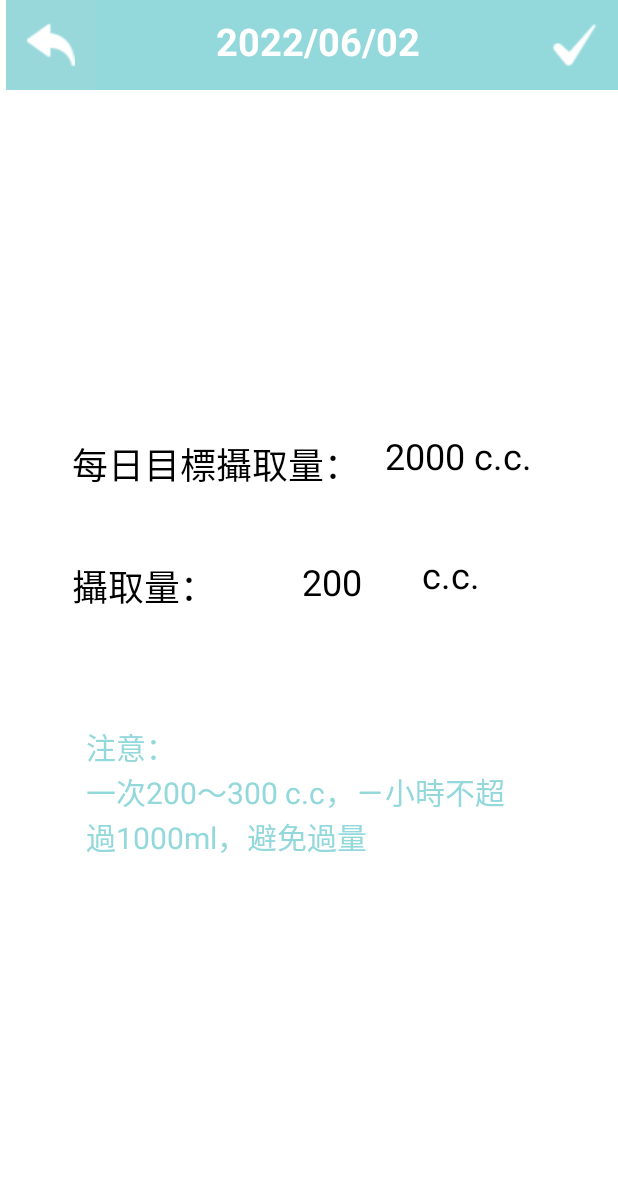
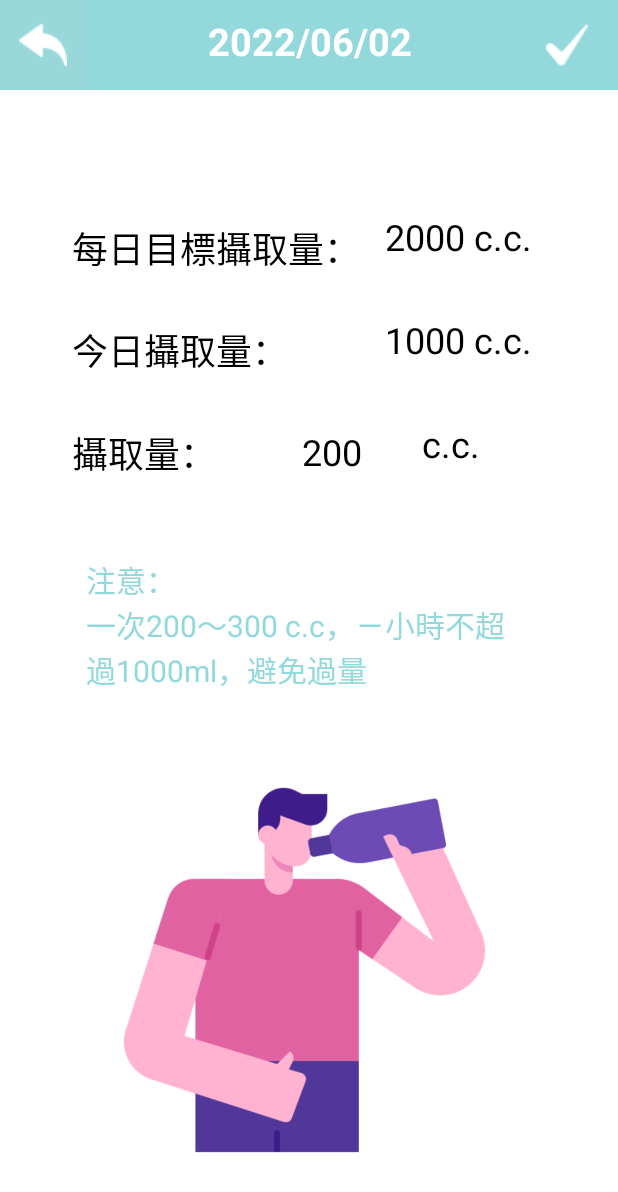
Before and after one commit to YShann/rx-and-mvvm, an Android app: the AddWaterRecordActivity screen opened directly, with no data from a screen before it, on a phone screen of 412 x 824 dp. Shown: the top 1192 px of the screen. Run offline under Robolectric (Android 15) with nearby library versions, the phone set to English and light mode, and no system bars.

Commit message:
修改-新增飲水紀錄介面

```diff
--- a/app/src/main/java/tw/edu/ntub/imd/birc/rxandmvvm/view/activity/MainActivity.kt
+++ b/app/src/main/java/tw/edu/ntub/imd/birc/rxandmvvm/view/activity/MainActivity.kt
@@ -17,6 +17,7 @@ import tw.edu.ntub.imd.birc.rxandmvvm.view.fragement.*
 
 
 class MainActivity : AppCompatActivity() {
+
 
     companion object {
         val homeFragment = HomeFragment()
--- a/app/src/main/java/tw/edu/ntub/imd/birc/rxandmvvm/view/fragement/AddFragment.kt
+++ b/app/src/main/java/tw/edu/ntub/imd/birc/rxandmvvm/view/fragement/AddFragment.kt
@@ -35,8 +35,12 @@ class AddFragment : Fragment() {
         savedInstanceState: Bundle?
     ): View? {
         // Inflate the layout for this fragment
-        return inflater.inflate(R.layout.fragment_add, container, false)
+        val root = inflater.inflate(R.layout.fragment_add, container, false)
+
+        return root
     }
+
+
 
     companion object {
         /**
--- a/app/src/main/java/tw/edu/ntub/imd/birc/rxandmvvm/view/fragement/RecordFragment.kt
+++ b/app/src/main/java/tw/edu/ntub/imd/birc/rxandmvvm/view/fragement/RecordFragment.kt
@@ -30,7 +30,6 @@ class RecordFragment : Fragment() {
     private var param2: String? = null
 
     private lateinit var dateEdit: EditText
-    //private lateinit var adapter : Adapter
     private lateinit var spinner : Spinner
 
     override fun onCreate(savedInstanceState: Bundle?) {
--- a/app/src/main/res/layout/activity_add_water_record.xml
+++ b/app/src/main/res/layout/activity_add_water_record.xml
@@ -11,7 +11,6 @@
         android:id="@+id/frameLayout2"
         android:layout_width="416dp"
         android:layout_height="60dp"
-        android:translationX="5dp"
         android:background="@drawable/bg3"
         app:layout_constraintEnd_toEndOf="parent"
         app:layout_constraintHorizontal_bias="0.6"
@@ -64,7 +63,7 @@
         app:layout_constraintHorizontal_bias="0.5"
         app:layout_constraintStart_toStartOf="parent"
         app:layout_constraintTop_toTopOf="parent"
-        app:layout_constraintVertical_bias="0.68" />
+        app:layout_constraintVertical_bias="0.523" />
 
     <TextView
         android:id="@+id/textView24"
@@ -78,10 +77,24 @@
         app:layout_constraintHorizontal_bias="0.152"
         app:layout_constraintStart_toStartOf="parent"
         app:layout_constraintTop_toBottomOf="@+id/textView7"
-        app:layout_constraintVertical_bias="0.098" />
+        app:layout_constraintVertical_bias="0.061" />
 
     <TextView
         android:id="@+id/textView7"
+        android:layout_width="wrap_content"
+        android:layout_height="wrap_content"
+        android:text="今日攝取量："
+        android:textColor="#000000"
+        android:textSize="24sp"
+        app:layout_constraintBottom_toBottomOf="parent"
+        app:layout_constraintEnd_toEndOf="parent"
+        app:layout_constraintHorizontal_bias="0.179"
+        app:layout_constraintStart_toStartOf="parent"
+        app:layout_constraintTop_toTopOf="@+id/frameLayout2"
+        app:layout_constraintVertical_bias="0.273" />
+
+    <TextView
+        android:id="@+id/textView12"
         android:layout_width="wrap_content"
         android:layout_height="wrap_content"
         android:text="每日目標攝取量："
@@ -92,7 +105,7 @@
         app:layout_constraintHorizontal_bias="0.219"
         app:layout_constraintStart_toStartOf="parent"
         app:layout_constraintTop_toTopOf="@+id/frameLayout2"
-        app:layout_constraintVertical_bias="0.37" />
+        app:layout_constraintVertical_bias="0.187" />
 
     <TextView
         android:id="@+id/textView25"
@@ -107,7 +120,7 @@
         app:layout_constraintHorizontal_bias="0.0"
         app:layout_constraintStart_toEndOf="@+id/waterIntake"
         app:layout_constraintTop_toBottomOf="@+id/frameLayout2"
-        app:layout_constraintVertical_bias="0.419" />
+        app:layout_constraintVertical_bias="0.3" />
 
     <EditText
         android:id="@+id/waterIntake"
@@ -126,11 +139,25 @@
         app:layout_constraintHorizontal_bias="0.0"
         app:layout_constraintStart_toEndOf="@+id/textView24"
         app:layout_constraintTop_toTopOf="parent"
-        app:layout_constraintVertical_bias="0.469"
+        app:layout_constraintVertical_bias="0.36"
         tools:ignore="TouchTargetSizeCheck" />
 
     <TextView
-        android:id="@+id/textView23"
+        android:id="@+id/todaydrink"
+        android:layout_width="wrap_content"
+        android:layout_height="wrap_content"
+        android:text="1000 c.c."
+        android:textColor="#000000"
+        android:textSize="24sp"
+        app:layout_constraintBottom_toBottomOf="parent"
+        app:layout_constraintEnd_toEndOf="parent"
+        app:layout_constraintHorizontal_bias="0.817"
+        app:layout_constraintStart_toStartOf="parent"
+        app:layout_constraintTop_toBottomOf="@+id/frameLayout2"
+        app:layout_constraintVertical_bias="0.205" />
+
+    <TextView
+        android:id="@+id/targetwater"
         android:layout_width="wrap_content"
         android:layout_height="wrap_content"
         android:text="2000 c.c."
@@ -141,6 +168,17 @@
         app:layout_constraintHorizontal_bias="0.817"
         app:layout_constraintStart_toStartOf="parent"
         app:layout_constraintTop_toBottomOf="@+id/frameLayout2"
-        app:layout_constraintVertical_bias="0.311" />
+        app:layout_constraintVertical_bias="0.111" />
+
+    <ImageView
+        android:id="@+id/imageView3"
+        android:layout_width="270dp"
+        android:layout_height="268dp"
+        android:layout_marginTop="27dp"
+        app:layout_constraintEnd_toEndOf="parent"
+        app:layout_constraintHorizontal_bias="0.496"
+        app:layout_constraintStart_toStartOf="parent"
+        app:layout_constraintTop_toBottomOf="@+id/textView26"
+        app:srcCompat="@drawable/drinking2" />
 
 </androidx.constraintlayout.widget.ConstraintLayout>
```
Also changed, not shown: app/src/main/res/drawable/drinking2.png (added).
